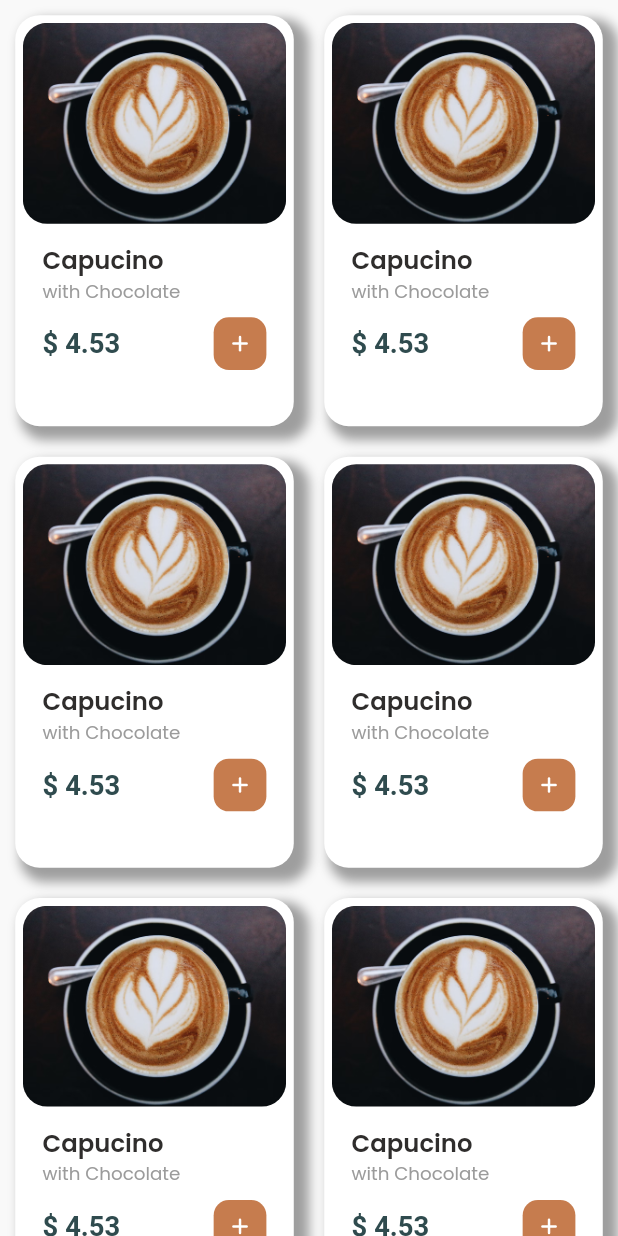
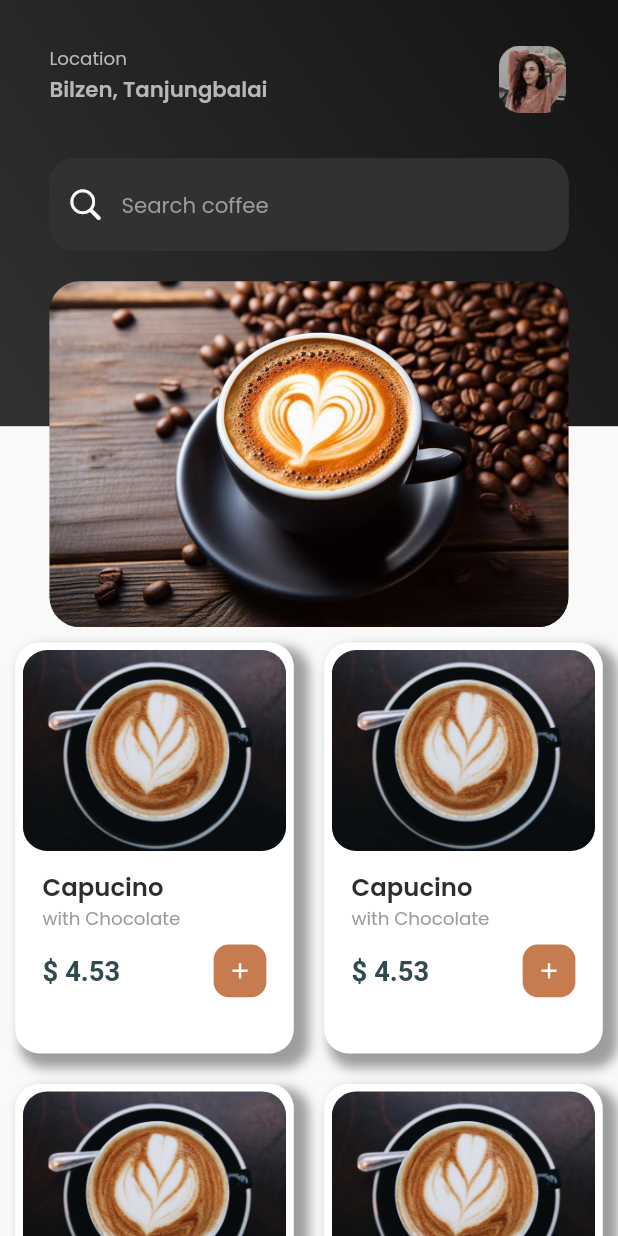
Before and after one commit to Rukhiddinovich/Coffeelito, a Flutter app: the ProductScreen screen opened by its route, on a phone screen of 412 x 824 dp. Run offline on Flutter 3.47's test engine with Material 2 defaults, Android fonts, the phone set to English and light mode, and no system bars; drawn by our look-alikes of zoom_tap_animation; our stand-ins replace cloud_firestore, equatable, firebase_core, flutter_bloc, flutter_screenutil, flutter_svg and 3 more; accounts and stored records are empty; Roboto replaces fonts that are missing (Sora).

Commit message:
bloc added

```diff
--- a/lib/presentation/tab_box/home/product_screen.dart
+++ b/lib/presentation/tab_box/home/product_screen.dart
@@ -1,4 +1,5 @@
 import 'package:coffeelito/presentation/tab_box/app_routes.dart';
+import 'package:coffeelito/presentation/tab_box/home/widgets/search_logic.dart';
 import 'package:coffeelito/utils/colors.dart';
 import 'package:coffeelito/utils/icons.dart';
 import 'package:coffeelito/utils/size.dart';
@@ -22,8 +23,72 @@ class _ProductScreenState extends State<ProductScreen> {
   Widget build(BuildContext context) {
     return Scaffold(
         backgroundColor: AppColors.C_F9F9F9,
+        appBar: AppBar(
+          systemOverlayStyle: const SystemUiOverlayStyle(
+              statusBarColor: AppColors.C_131313,
+              statusBarIconBrightness: Brightness.light),
+          toolbarHeight: 0,
+        ),
         body: Column(
           children: [
+            Stack(
+              children: [
+                Container(
+                  padding: EdgeInsets.symmetric(horizontal: 20),
+                  height: 280.h,
+                  width: double.infinity,
+                  decoration: const BoxDecoration(
+                    gradient: LinearGradient(
+                      colors: [AppColors.C_313131, AppColors.C_131313],
+                      begin: Alignment.bottomLeft,
+                      end: Alignment.topRight,
+                    ),
+                  ),
+                ),
+                Padding(
+                  padding: EdgeInsets.symmetric(horizontal: 30.w),
+                  child: Column(
+                    children: [
+                      30.ph,
+                      Row(
+                        mainAxisAlignment: MainAxisAlignment.spaceBetween,
+                        crossAxisAlignment: CrossAxisAlignment.start,
+                        children: [
+                          Column(
+                            crossAxisAlignment: CrossAxisAlignment.start,
+                            children: [
+                              Text(
+                                "Location",
+                                style: TextStyle(
+                                    fontWeight: FontWeight.w400,
+                                    fontSize: 12.sp,
+                                    fontFamily: "Poppins",
+                                    color: AppColors.C_B7B7B7),
+                              ),
+                              Text(
+                                "Bilzen, Tanjungbalai",
+                                style: TextStyle(
+                                    fontWeight: FontWeight.w600,
+                                    fontSize: 14.sp,
+                                    fontFamily: "Poppins",
+                                    color: AppColors.C_B7B7B7),
+                              ),
+                            ],
+                          ),
+                          Image.asset(AppIcons.profile,width: 44.w,height: 44.h),
+                        ],
+                      ),
+                      30.ph,
+                      SearchLogic(controller: searchController),
+                      20.ph,
+                      ClipRRect(
+                          borderRadius: BorderRadius.circular(20.r),
+                          child: Image.asset(AppIcons.coffeePng1,fit: BoxFit.cover))
+                    ],
+                  ),
+                )
+              ],
+            ),
             Expanded(
               child: GridView.builder(
                 physics: const BouncingScrollPhysics(),
@@ -34,7 +99,9 @@ class _ProductScreenState extends State<ProductScreen> {
                 ),
                 itemBuilder: (context, index) {
                   return ZoomTapAnimation(
-                  onTap: () {},
+                    onTap: () {
+                      Navigator.pushNamed(context, RouteNames.detailScreen);
+                    },
                     child: Container(
                       padding: EdgeInsets.all(5.r),
                       margin: EdgeInsets.all(10.r),
@@ -47,8 +114,7 @@ class _ProductScreenState extends State<ProductScreen> {
                                 blurRadius: 6,
                                 color: Colors.grey,
                                 offset: Offset(6.w, 6.h))
-                        ]
-                    ),
+                          ]),
                       child: Column(
                         children: [
                           ClipRRect(
@@ -120,7 +186,6 @@ class _ProductScreenState extends State<ProductScreen> {
               ),
             ),
           ],
-      )
-    );
+        ));
   }
 }
--- a/lib/presentation/tab_box/home/widgets/search_logic.dart
+++ b/lib/presentation/tab_box/home/widgets/search_logic.dart
@@ -1,6 +1,9 @@
 import 'package:coffeelito/utils/colors.dart';
+import 'package:coffeelito/utils/icons.dart';
+import 'package:flutter/cupertino.dart';
 import 'package:flutter/material.dart';
 import 'package:flutter_screenutil/flutter_screenutil.dart';
+import 'package:flutter_svg/flutter_svg.dart';
 
 class SearchLogic extends StatelessWidget {
   const SearchLogic({super.key, required this.controller});
@@ -14,6 +17,7 @@ class SearchLogic extends StatelessWidget {
       textInputAction: TextInputAction.search,
       controller: controller,
       decoration: InputDecoration(
+        prefixIcon: Icon(CupertinoIcons.search,size: 25.r,color: Colors.white),
         hintText: "Search coffee",
         hintStyle:TextStyle(
               fontWeight: FontWeight.w400,
--- a/lib/utils/icons.dart
+++ b/lib/utils/icons.dart
@@ -8,9 +8,10 @@ class AppIcons {
   static const String coffeePng = "assets/images/coffee_png.png";
   static const String coffeePng1 = "assets/images/coffee_png1.png";
   static const String coffeePng2 = "assets/images/coffee_png2.png";
+  static const String profile = "assets/images/profile.png";
 
   // svg
-  static const String profile = "assets/svg/profile.svg";
+  // static const String profile = "assets/svg/profile.svg";
   static const String arrowDown = "assets/svg/arrow_down.svg";
   static const String arrowLeft = "assets/svg/arrow_left.svg";
   static const String cart = "assets/svg/cart.svg";
```
Also changed, not shown: assets/images/profile.png (added). Lines whose indentation alone changed are shown as unchanged.
